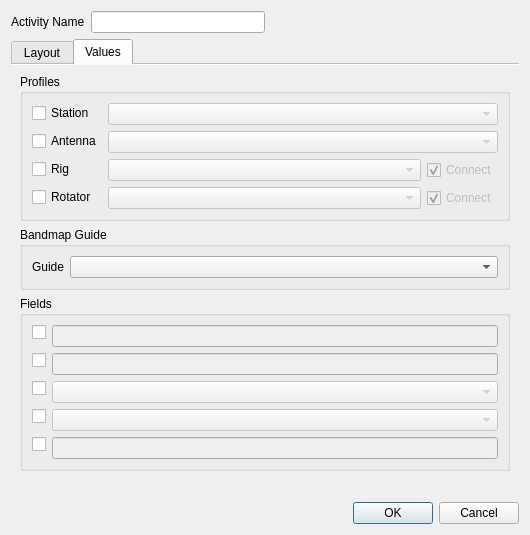
Before: the Qt Designer form ui/ActivityEditor.ui in aa5sh/QLog, drawn with Qt 5.
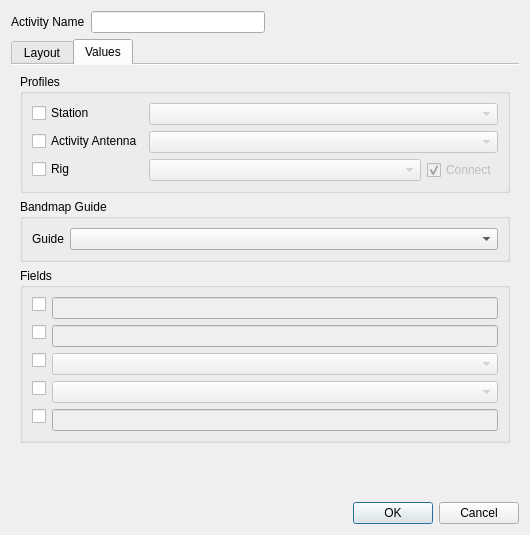
After: the same form once the commit is applied. The open tabs and pages were chosen to show the change. Icons and pictures are not drawn.

Commit message:
Fixed #392 #781 - Equipment Profiles: Automate antenna and rotator selection
Add band assignments and an optional assigned rotator to antenna profiles.
An antenna selected by an Activity takes priority over automatic band-based
selection. Its assigned rotator is selected and connected automatically;
antennas without an assigned rotator disconnect it.

Activity profiles no longer configure a rotator. Existing Activity rotator
settings are intentionally not migrated and no longer have any effect.
Configure the rotator through Assigned Rotator in the antenna profile.

Patch:
```diff
--- a/ui/ActivityEditor.ui
+++ b/ui/ActivityEditor.ui
@@ -1296,7 +1296,7 @@
              <string>If unchecked, the profile does not change</string>
             </property>
             <property name="text">
-             <string>Antenna</string>
+             <string>Activity Antenna</string>
             </property>
            </widget>
           </item>
@@ -1354,49 +1354,6 @@
             </item>
            </layout>
           </item>
-          <item row="3" column="0">
-           <widget class="QCheckBox" name="rotatorProfileCheckbox">
-            <property name="toolTip">
-             <string>If unchecked, the profile does not change</string>
-            </property>
-            <property name="text">
-             <string>Rotator</string>
-            </property>
-           </widget>
-          </item>
-          <item row="3" column="1">
-           <layout class="QHBoxLayout" name="horizontalLayout_11">
-            <item>
-             <widget class="QComboBox" name="rotatorProfileCombo">
-              <property name="enabled">
-               <bool>false</bool>
-              </property>
-             </widget>
-            </item>
-            <item>
-             <widget class="QCheckBox" name="rotatorAutoconnectCheckbox">
-              <property name="enabled">
-               <bool>false</bool>
-              </property>
-              <property name="sizePolicy">
-               <sizepolicy hsizetype="Maximum" vsizetype="Fixed">
-                <horstretch>0</horstretch>
-                <verstretch>0</verstretch>
-               </sizepolicy>
-              </property>
-              <property name="toolTip">
-               <string>Connect automatically</string>
-              </property>
-              <property name="text">
-               <string>Connect</string>
-              </property>
-              <property name="checked">
-               <bool>true</bool>
-              </property>
-             </widget>
-            </item>
-           </layout>
-          </item>
          </layout>
         </widget>
        </item>
```
Left out of the diff: 21 changed lines with no effect on the pictures. The commit also changes 19 other files.
